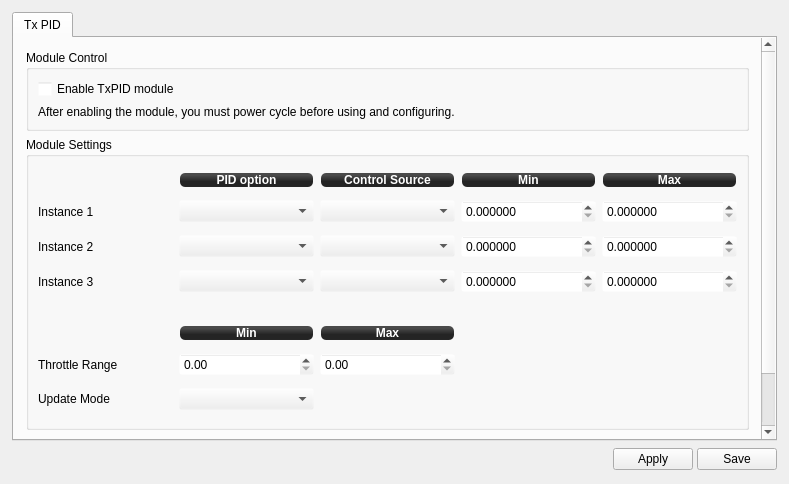
Qt form ground/openpilotgcs/src/plugins/config/txpid.ui (openpilot/OpenPilot) before a commit.
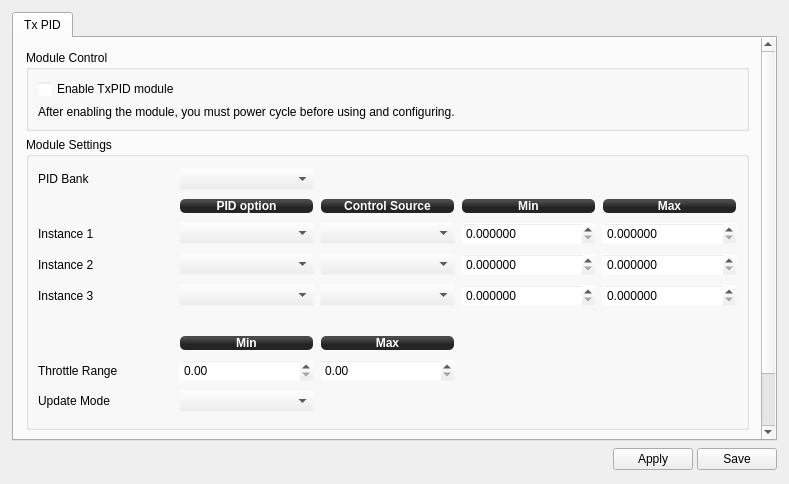
The same form after that commit. Icons and pictures are not drawn.

Commit message: OP-984 Added GUI for selecting PID bank for TxPID module.

Patch:
```diff
--- a/ground/openpilotgcs/src/plugins/config/txpid.ui
+++ b/ground/openpilotgcs/src/plugins/config/txpid.ui
@@ -113,8 +113,8 @@
            <rect>
             <x>0</x>
             <y>0</y>
-            <width>745</width>
-            <height>469</height>
+            <width>742</width>
+            <height>450</height>
            </rect>
           </property>
           <layout class="QVBoxLayout" name="verticalLayout_2">
@@ -661,6 +661,16 @@
                 </property>
                </spacer>
               </item>
+              <item row="0" column="0">
+               <widget class="QLabel" name="label_6">
+                <property name="text">
+                 <string>PID Bank</string>
+                </property>
+               </widget>
+              </item>
+              <item row="0" column="1">
+               <widget class="QComboBox" name="pidBank"/>
+              </item>
              </layout>
             </widget>
            </item>
```
Left out of the diff: 33 changed lines with no effect on the pictures. The commit also changes 1 other file.
